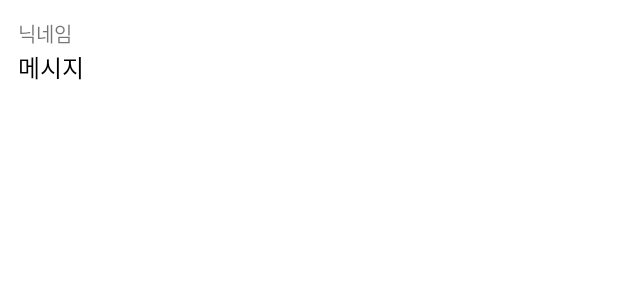
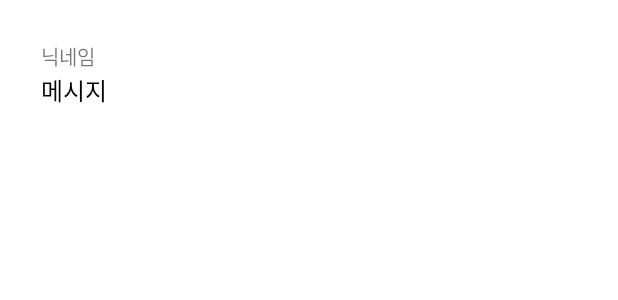
Before and after one commit to Neighboring-Friends/LocalLink, an Android app: the layout item_chat.xml on its own in the app's theme, with its tools: preview values and no code run, on a phone screen of 412 x 824 dp. Shown: the top 300 px of the screen. Run offline under Robolectric (Android 15) with nearby library versions, the phone set to English and light mode, and no system bars.

Commit message:
수정들

```diff
--- a/app/src/main/res/drawable/ic_dot_selected.xml
+++ b/app/src/main/res/drawable/ic_dot_selected.xml
@@ -4,6 +4,6 @@
     android:thickness="3dp"
     android:innerRadius="0dp"
     android:useLevel="false">
-    <solid android:color="@color/black"/>
+    <solid android:color="@color/primary1"/>
 
 </shape>
--- a/app/src/main/res/drawable/item_background.xml
+++ b/app/src/main/res/drawable/round_background.xml
@@ -1,7 +1,7 @@
 <shape xmlns:android="http://schemas.android.com/apk/res/android"
     android:shape="rectangle">
-    <solid android:color="#FFE3E3"/>
-    <corners android:radius="14dp"/>
+    <solid android:color="@color/white"/>
+    <corners android:radius="100dp"/>
 
 
 </shape>
--- a/app/src/main/res/layout/activity_chatdetail.xml
+++ b/app/src/main/res/layout/activity_chatdetail.xml
@@ -19,7 +19,7 @@
         app:layout_constraintEnd_toEndOf="parent"
         app:layout_constraintBottom_toBottomOf="parent"
         android:id="@+id/messageBoxLayout"
-        android:background="#DDDDDD"
+        android:background="#E7E8DB"
         android:layout_width="0dp"
         android:layout_height="wrap_content">
 
@@ -32,7 +32,7 @@
         <Button
             android:id="@+id/sendButton"
             android:text="전송"
-            android:backgroundTint="#808080"
+            android:backgroundTint="@color/primary"
             android:layout_width="wrap_content"
             android:layout_height="wrap_content"/>
 
--- a/app/src/main/res/layout/item_chat.xml
+++ b/app/src/main/res/layout/item_chat.xml
@@ -4,22 +4,28 @@
     xmlns:tools="http://schemas.android.com/tools"
     android:layout_width="match_parent"
     android:layout_height="wrap_content"
+
+    android:layout_margin="15dp"
     android:padding="12dp">
 
     <TextView
         android:id="@+id/usernameTextView"
+
         android:layout_width="0dp"
         android:layout_height="wrap_content"
         android:textSize="13sp"
         app:layout_constraintEnd_toEndOf="parent"
         app:layout_constraintStart_toStartOf="parent"
         app:layout_constraintTop_toTopOf="parent"
+
         tools:text="닉네임" />
 
     <TextView
         android:id="@+id/messageTextView"
         android:layout_width="0dp"
+
         android:layout_height="wrap_content"
+
         android:textColor="@color/black"
         android:textSize="16sp"
         app:layout_constraintBottom_toBottomOf="parent"
--- a/app/src/main/res/values/colors.xml
+++ b/app/src/main/res/values/colors.xml
@@ -13,9 +13,10 @@
     <color name="minor_text_color">#7A7A7A</color>
     <color name="hint_text_color">#BEBEBE</color>
 
-    <color name="primary">#EE476F</color>
-    <color name="secondary">#F48B8B</color>
-    <color name="third">#F6ECE1</color>
+    <color name="primary1">#071952</color>
+    <color name="primary">#0B666A</color>
+    <color name="secondary">#35A29F</color>
+    <color name="third">#35A29F</color>
 
     <color name="transparent">#00FFFFFF</color>
 </resources>
--- a/app/src/main/res/values/themes.xml
+++ b/app/src/main/res/values/themes.xml
@@ -1,6 +1,6 @@
 <resources xmlns:tools="http://schemas.android.com/tools">
     <!-- Base application theme. -->
-    <style name="Theme.Nextdoorfriend" parent="Theme.MaterialComponents.DayNight.DarkActionBar">
+    <style name="Theme.Nextdoorfriend" parent="Theme.MaterialComponents.DayNight.NoActionBar">
         <!-- Primary brand color. -->
         <item name="colorPrimary">@color/purple_500</item>
         <item name="colorPrimaryVariant">@color/purple_700</item>
@@ -14,15 +14,15 @@
         <!-- Customize your theme here. -->
     </style>
 
-    <style name="Dirtfy" parent="Theme.MaterialComponents.DayNight.DarkActionBar">
+    <style name="Dirtfy" parent="Theme.MaterialComponents.DayNight.NoActionBar">
         <!-- Primary brand color. -->
-        <item name="colorPrimary">#EE476F</item>
-        <item name="colorPrimaryVariant">#F48B8B</item>
+        <item name="colorPrimary">@color/primary1</item>
+        <item name="colorPrimaryVariant">@color/primary</item>
         <item name="colorOnPrimary">@color/white</item>
         <!-- Secondary brand color. -->
-        <item name="colorSecondary">#76A1F4</item>
-        <item name="colorSecondaryVariant">#59B8FE</item>
-        <item name="colorOnSecondary">@color/black</item>
+        <item name="colorSecondary">#A2CDB0</item>
+        <item name="colorSecondaryVariant">@color/third</item>
+        <item name="colorOnSecondary">#A2CDB0</item>
         <!-- Status bar color. -->
         <item name="android:statusBarColor">?attr/colorPrimaryVariant</item>
         <!-- Customize your theme here. -->
```
Also changed, not shown: app/src/main/res/layout/item_main_banner.xml (+5 -5 lines), app/src/main/res/drawable/image1.png, app/src/main/res/drawable/image2.jpeg (deleted), app/src/main/res/drawable/image3.jpeg (deleted), 2 other files.
